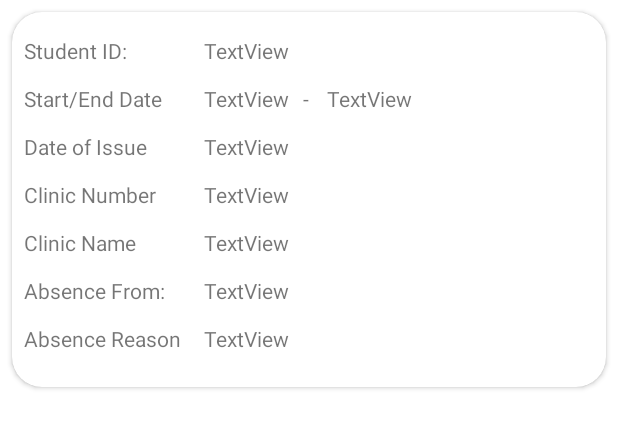
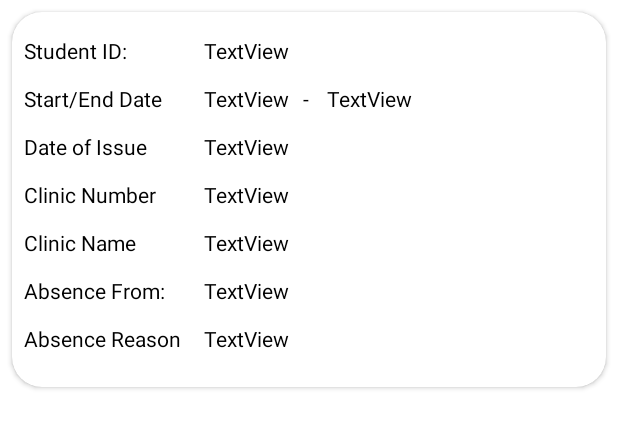
Before and after one commit to Minteckk/22_MADAssignment, an Android app: the layout activity_absence_view_holder.xml on its own in the app's theme, with its tools: preview values and no code run, on a phone screen of 412 x 824 dp. Shown: the top 428 px of the screen. Run offline under Robolectric (Android 15) with nearby library versions, the phone set to English and light mode, and no system bars.

Commit message:
Fix Visibility issue on Phone's Dark Mode Settings

```diff
--- a/app/src/main/res/layout/activity_absence_view_holder.xml
+++ b/app/src/main/res/layout/activity_absence_view_holder.xml
@@ -34,6 +34,7 @@
                     android:layout_marginLeft="8dp"
                     android:layout_marginTop="144dp"
                     android:text="Clinic Name"
+                    android:textColor="@color/black"
                     app:layout_constraintStart_toStartOf="parent"
                     app:layout_constraintTop_toBottomOf="@+id/textView74" />
 
@@ -43,7 +44,8 @@
                     android:layout_height="wrap_content"
                     android:layout_marginStart="8dp"
                     android:layout_marginTop="16dp"
-                    android:text="Student ID: " />
+                    android:text="Student ID: "
+                    android:textColor="@color/black" />
 
                 <TextView
                     android:id="@+id/abs_SID"
@@ -54,6 +56,7 @@
                     android:layout_marginTop="16dp"
                     android:text="TextView"
                     android:textAlignment="viewStart"
+                    android:textColor="@color/black"
                     app:layout_constraintStart_toStartOf="parent"
                     app:layout_constraintTop_toTopOf="parent" />
 
@@ -64,6 +67,7 @@
                     android:layout_marginStart="8dp"
                     android:layout_marginTop="48dp"
                     android:text="Start/End Date"
+                    android:textColor="@color/black"
                     app:layout_constraintTop_toTopOf="parent" />
 
                 <TextView
@@ -73,6 +77,7 @@
                     android:layout_marginStart="128dp"
                     android:layout_marginTop="48dp"
                     android:text="TextView"
+                    android:textColor="@color/black"
                     app:layout_constraintStart_toEndOf="@+id/textView73"
                     app:layout_constraintTop_toTopOf="parent" />
 
@@ -84,6 +89,7 @@
                     android:layout_marginLeft="64dp"
                     android:layout_marginTop="48dp"
                     android:text="-"
+                    android:textColor="@color/black"
                     app:layout_constraintStart_toStartOf="parent"
                     app:layout_constraintTop_toTopOf="parent" />
 
@@ -95,6 +101,7 @@
                     android:layout_marginLeft="8dp"
                     android:layout_marginTop="48dp"
                     android:text="TextView"
+                    android:textColor="@color/black"
                     app:layout_constraintStart_toStartOf="parent"
                     app:layout_constraintTop_toTopOf="parent" />
 
@@ -105,6 +112,7 @@
                     android:layout_marginStart="8dp"
                     android:layout_marginTop="80dp"
                     android:text="Date of Issue"
+                    android:textColor="@color/black"
                     app:layout_constraintTop_toTopOf="parent" />
 
                 <TextView
@@ -113,7 +121,8 @@
                     android:layout_height="wrap_content"
                     android:layout_marginStart="128dp"
                     android:layout_marginTop="80dp"
-                    android:text="TextView" />
+                    android:text="TextView"
+                    android:textColor="@color/black" />
 
                 <TextView
                     android:id="@+id/textView80"
@@ -123,6 +132,7 @@
                     android:layout_marginLeft="8dp"
                     android:layout_marginTop="112dp"
                     android:text="Clinic Number"
+                    android:textColor="@color/black"
                     app:layout_constraintStart_toStartOf="parent"
                     app:layout_constraintTop_toBottomOf="@+id/textView74" />
 
@@ -133,6 +143,7 @@
                     android:layout_marginStart="128dp"
                     android:layout_marginTop="112dp"
                     android:text="TextView"
+                    android:textColor="@color/black"
                     app:layout_constraintStart_toEndOf="@+id/textView80"
                     app:layout_constraintTop_toBottomOf="@+id/textView74" />
 
@@ -143,6 +154,7 @@
                     android:layout_marginStart="128dp"
                     android:layout_marginTop="144dp"
                     android:text="TextView"
+                    android:textColor="@color/black"
                     app:layout_constraintStart_toEndOf="@+id/textView82"
                     app:layout_constraintTop_toBottomOf="@+id/textView74" />
 
@@ -154,6 +166,7 @@
                     android:layout_marginLeft="8dp"
                     android:layout_marginTop="176dp"
                     android:text="Absence From:"
+                    android:textColor="@color/black"
                     app:layout_constraintStart_toStartOf="parent"
                     app:layout_constraintTop_toBottomOf="@+id/textView74" />
 
@@ -165,6 +178,7 @@
                     android:layout_marginLeft="8dp"
                     android:layout_marginTop="176dp"
                     android:text="TextView"
+                    android:textColor="@color/black"
                     app:layout_constraintStart_toStartOf="parent"
                     app:layout_constraintTop_toBottomOf="@+id/textView74" />
 
@@ -175,6 +189,7 @@
                     android:layout_marginStart="8dp"
                     android:layout_marginTop="208dp"
                     android:text="Absence Reason"
+                    android:textColor="@color/black"
                     app:layout_constraintTop_toBottomOf="@+id/textView74" />
 
                 <TextView
@@ -184,6 +199,7 @@
                     android:layout_marginStart="128dp"
                     android:layout_marginTop="208dp"
                     android:text="TextView"
+                    android:textColor="@color/black"
                     app:layout_constraintStart_toEndOf="@+id/textView86"
                     app:layout_constraintTop_toBottomOf="@+id/textView74" />
 
--- a/app/src/main/res/layout/activity_lecturer_main.xml
+++ b/app/src/main/res/layout/activity_lecturer_main.xml
@@ -132,6 +132,7 @@
                 android:layout_height="171dp"
                 android:layout_marginStart="8dp"
                 android:layout_marginTop="12dp"
+                app:cardBackgroundColor="@color/white"
                 app:cardCornerRadius="20dp"
                 app:cardElevation="10dp"
                 app:cardMaxElevation="12dp"
@@ -217,6 +218,7 @@
                 android:layout_height="170dp"
                 android:layout_marginStart="8dp"
                 android:layout_marginTop="12dp"
+                app:cardBackgroundColor="@color/white"
                 app:cardCornerRadius="20dp"
                 app:cardElevation="10dp"
                 app:cardMaxElevation="12dp"
@@ -252,6 +254,7 @@
                 android:layout_height="170dp"
                 android:layout_marginStart="8dp"
                 android:layout_marginTop="12dp"
+                app:cardBackgroundColor="@color/white"
                 app:cardCornerRadius="20dp"
                 app:cardElevation="10dp"
                 app:cardMaxElevation="12dp"
--- a/app/src/main/res/layout/activity_student_main.xml
+++ b/app/src/main/res/layout/activity_student_main.xml
@@ -51,6 +51,7 @@
                 android:layout_marginStart="64dp"
                 android:layout_marginTop="32dp"
                 android:layout_marginEnd="64dp"
+                app:cardBackgroundColor="@color/white"
                 app:cardCornerRadius="20dp"
                 app:layout_constraintEnd_toEndOf="parent"
                 app:layout_constraintHorizontal_bias="0.0"
@@ -89,6 +90,7 @@
                 android:layout_marginStart="64dp"
                 android:layout_marginTop="32dp"
                 android:layout_marginEnd="64dp"
+                app:cardBackgroundColor="@color/white"
                 app:cardCornerRadius="20dp"
                 app:layout_constraintEnd_toEndOf="parent"
                 app:layout_constraintStart_toStartOf="parent"
@@ -131,6 +133,7 @@
                 android:layout_marginStart="64dp"
                 android:layout_marginTop="32dp"
                 android:layout_marginEnd="64dp"
+                app:cardBackgroundColor="@color/white"
                 app:cardCornerRadius="20dp"
                 app:layout_constraintEnd_toEndOf="parent"
                 app:layout_constraintStart_toStartOf="parent"
--- a/app/src/main/res/layout/activity_user_role.xml
+++ b/app/src/main/res/layout/activity_user_role.xml
@@ -48,6 +48,7 @@
                 android:layout_marginStart="64dp"
                 android:layout_marginTop="32dp"
                 android:layout_marginEnd="64dp"
+                app:cardBackgroundColor="@color/white"
                 app:cardCornerRadius="20dp"
                 app:layout_constraintEnd_toEndOf="parent"
                 app:layout_constraintStart_toStartOf="parent"
```
